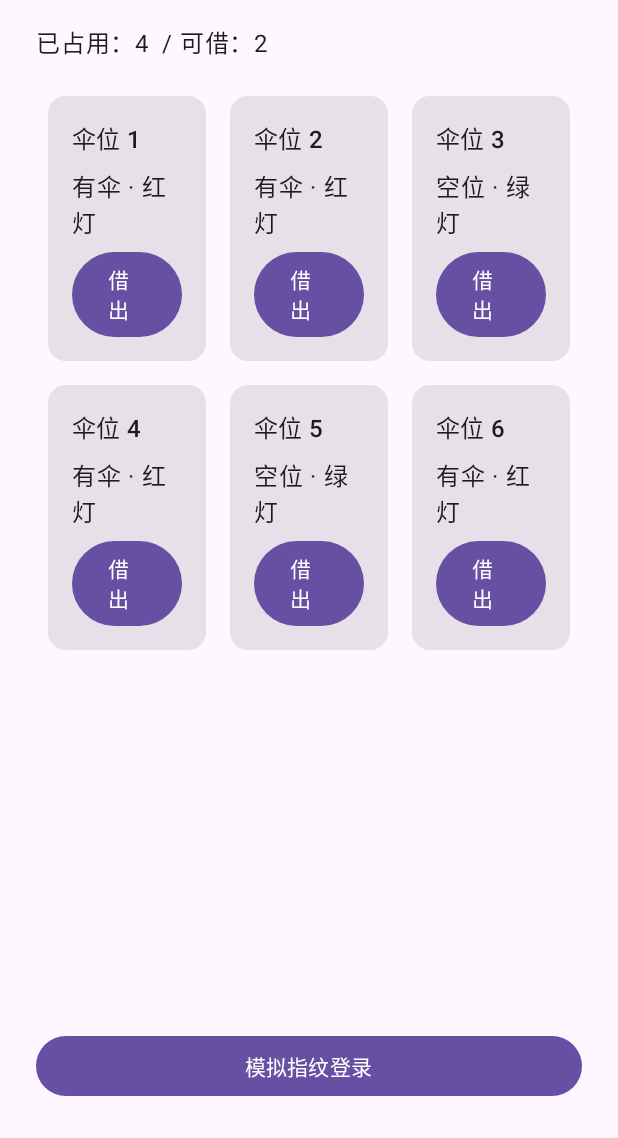
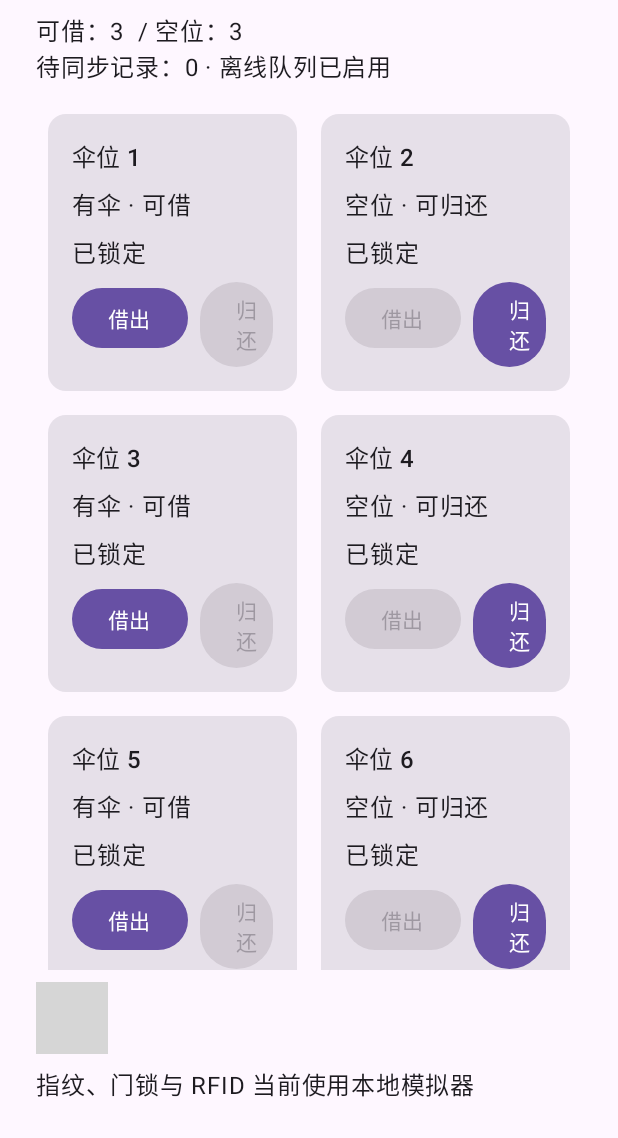
Before and after one commit to 546124/SmartUmbrella, an Android app built with Jetpack Compose: the screen it shows after launch (MainActivity), on a phone screen of 412 x 824 dp, the part 98-1236 px from its top. Run offline under Robolectric (Android 15) with nearby library versions, the phone set to English and light mode, and no system bars; our stand-ins replace Room's generated code; 2 statements that could not run were skipped; grey boxes are pictures that could not be loaded.

Commit message:
Add Room persistence, offline event queue, and simulated hardware interfaces

```diff
--- a/android/app/build.gradle.kts
+++ b/android/app/build.gradle.kts
@@ -2,6 +2,7 @@ plugins {
     alias(libs.plugins.android.application)
     alias(libs.plugins.kotlin.android)
     alias(libs.plugins.kotlin.compose)
+    alias(libs.plugins.ksp)
 }
 
 android {
@@ -13,7 +14,7 @@ android {
         minSdk = 26
         targetSdk = 35
         versionCode = 1
-        versionName = "0.1.0"
+        versionName = "0.2.0"
     }
 
     buildFeatures {
@@ -39,11 +40,10 @@ dependencies {
     implementation("androidx.compose.ui:ui")
     implementation("androidx.compose.ui:ui-tooling-preview")
     implementation("androidx.compose.material3:material3")
-    implementation("androidx.lifecycle:lifecycle-viewmodel-compose:2.8.7")
 
     implementation("androidx.room:room-runtime:2.6.1")
     implementation("androidx.room:room-ktx:2.6.1")
-    implementation("com.google.devtools.ksp:symbol-processing-api:2.0.21-1.0.28")
+    ksp("androidx.room:room-compiler:2.6.1")
 
     debugImplementation("androidx.compose.ui:ui-tooling")
 }
--- a/android/app/src/main/java/com/smartumbrella/app/MainActivity.kt
+++ b/android/app/src/main/java/com/smartumbrella/app/MainActivity.kt
@@ -20,61 +20,63 @@ import androidx.compose.material3.MaterialTheme
 import androidx.compose.material3.Surface
 import androidx.compose.material3.Text
 import androidx.compose.runtime.Composable
-import androidx.compose.runtime.mutableStateListOf
-import androidx.compose.runtime.remember
+import androidx.compose.runtime.LaunchedEffect
+import androidx.compose.runtime.collectAsState
+import androidx.compose.runtime.getValue
+import androidx.compose.runtime.rememberCoroutineScope
 import androidx.compose.ui.Modifier
 import androidx.compose.ui.unit.dp
+import com.smartumbrella.app.data.UmbrellaRepository
+import kotlinx.coroutines.launch
 
 class MainActivity : ComponentActivity() {
     override fun onCreate(savedInstanceState: Bundle?) {
         super.onCreate(savedInstanceState)
-        setContent { SmartUmbrellaTheme { UmbrellaScreen() } }
+        val repository = (application as SmartUmbrellaApplication).repository
+        setContent { SmartUmbrellaTheme { UmbrellaScreen(repository) } }
     }
 }
 
 @Composable
-fun UmbrellaScreen() {
-    val slots = remember {
-        mutableStateListOf(
-            SlotUi(1, true, false), SlotUi(2, true, false),
-            SlotUi(3, false, false), SlotUi(4, true, false),
-            SlotUi(5, false, false), SlotUi(6, true, false)
-        )
-    }
+fun UmbrellaScreen(repository: UmbrellaRepository) {
+    val slots by repository.slots.collectAsState(initial = emptyList())
+    val pending by repository.pendingSync.collectAsState(initial = emptyList())
+    val scope = rememberCoroutineScope()
+    var statusMessage by androidx.compose.runtime.remember { androidx.compose.runtime.mutableStateOf("就绪") }
+
+    LaunchedEffect(repository) { repository.initialize() }
 
     Surface(modifier = Modifier.fillMaxSize()) {
         Column(modifier = Modifier.padding(24.dp)) {
             Text("智能雨伞柜", style = MaterialTheme.typography.headlineMedium)
-            Spacer(Modifier.height(16.dp))
-            Text("已占用：${slots.count { it.occupied }}  / 可借：${slots.count { !it.occupied }}")
-            Spacer(Modifier.height(16.dp))
+            Spacer(Modifier.height(8.dp))
+            Text("可借：${slots.count { it.hasUmbrella }}  / 空位：${slots.count { !it.hasUmbrella }}")
+            Text("待同步记录：${pending.size} · 离线队列已启用")
+            Spacer(Modifier.height(12.dp))
 
-            LazyVerticalGrid(columns = GridCells.Fixed(3), modifier = Modifier.weight(1f)) {
-                items(slots) { slot ->
+            LazyVerticalGrid(columns = GridCells.Fixed(2), modifier = Modifier.weight(1f)) {
+                items(slots, key = { it.slotNumber }) { slot ->
                     Card(modifier = Modifier.padding(8.dp).fillMaxWidth()) {
                         Column(modifier = Modifier.padding(16.dp), verticalArrangement = Arrangement.spacedBy(8.dp)) {
-                            Text("伞位 ${slot.number}", style = MaterialTheme.typography.titleMedium)
-                            Text(if (slot.occupied) "有伞 · 红灯" else "空位 · 绿灯")
+                            Text("伞位 ${slot.slotNumber}", style = MaterialTheme.typography.titleMedium)
+                            Text(if (slot.hasUmbrella) "有伞 · 可借" else "空位 · 可归还")
+                            Text(if (slot.locked) "已锁定" else "已解锁")
                             Row(horizontalArrangement = Arrangement.spacedBy(8.dp)) {
-                                Button(onClick = {
-                                    val index = slots.indexOf(slot)
-                                    slots[index] = slot.copy(occupied = true)
-                                }) { Text("借出") }
-                                Button(onClick = {
-                                    val index = slots.indexOf(slot)
-                                    slots[index] = slot.copy(occupied = false)
-                                }) { Text("归还") }
+                                Button(
+                                    enabled = slot.hasUmbrella,
+                                    onClick = { scope.launch { statusMessage = repository.borrow(slot.slotNumber).message } }
+                                ) { Text("借出") }
+                                Button(
+                                    enabled = !slot.hasUmbrella,
+                                    onClick = { scope.launch { statusMessage = repository.returnUmbrella(slot.slotNumber).message } }
+                                ) { Text("归还") }
                             }
                         }
                     }
                 }
             }
-
-            Button(onClick = { /* Later: vendor fingerprint SDK */ }, modifier = Modifier.fillMaxWidth()) {
-                Text("模拟指纹登录")
-            }
+            Text(statusMessage, modifier = Modifier.padding(vertical = 8.dp))
+            Text("指纹、门锁与 RFID 当前使用本地模拟器")
         }
     }
 }
-
-data class SlotUi(val number: Int, val occupied: Boolean, val locked: Boolean)
--- a/android/app/src/main/java/com/smartumbrella/app/SmartUmbrellaApplication.kt
+++ b/android/app/src/main/java/com/smartumbrella/app/SmartUmbrellaApplication.kt
@@ -1,5 +1,12 @@
 package com.smartumbrella.app
 
 import android.app.Application
+import com.smartumbrella.app.data.UmbrellaDatabase
+import com.smartumbrella.app.data.UmbrellaRepository
+import com.smartumbrella.app.hardware.SimulatedUmbrellaHardware
 
-class SmartUmbrellaApplication : Application()
+class SmartUmbrellaApplication : Application() {
+    val repository: UmbrellaRepository by lazy {
+        UmbrellaRepository(UmbrellaDatabase.getInstance(this), SimulatedUmbrellaHardware())
+    }
+}
--- /dev/null
+++ b/android/app/src/main/java/com/smartumbrella/app/data/Entities.kt
@@ -0,0 +1,31 @@
+package com.smartumbrella.app.data
+
+import androidx.room.Entity
+import androidx.room.PrimaryKey
+
+@Entity(tableName = "umbrella_slots")
+data class UmbrellaSlotEntity(
+    @PrimaryKey val slotNumber: Int,
+    val hasUmbrella: Boolean,
+    val locked: Boolean = true,
+    val lastUpdated: Long = System.currentTimeMillis()
+)
+
+@Entity(tableName = "loan_events")
+data class LoanEventEntity(
+    @PrimaryKey(autoGenerate = true) val id: Long = 0,
+    val slotNumber: Int,
+    val action: String,
+    val hardwareTag: String? = null,
+    val occurredAt: Long = System.currentTimeMillis()
+)
+
+@Entity(tableName = "sync_queue")
+data class SyncQueueEntity(
+    @PrimaryKey(autoGenerate = true) val id: Long = 0,
+    val eventId: Long,
+    val operation: String,
+    val slotNumber: Int,
+    val createdAt: Long = System.currentTimeMillis(),
+    val synced: Boolean = false
+)
--- /dev/null
+++ b/android/app/src/main/java/com/smartumbrella/app/data/UmbrellaDao.kt
@@ -0,0 +1,40 @@
+package com.smartumbrella.app.data
+
+import androidx.room.Dao
+import androidx.room.Insert
+import androidx.room.OnConflictStrategy
+import androidx.room.Query
+import kotlinx.coroutines.flow.Flow
+
+@Dao
+interface UmbrellaDao {
+    @Query("SELECT * FROM umbrella_slots ORDER BY slotNumber")
+    fun observeSlots(): Flow<List<UmbrellaSlotEntity>>
+
+    @Query("SELECT * FROM umbrella_slots WHERE slotNumber = :slotNumber")
+    suspend fun getSlot(slotNumber: Int): UmbrellaSlotEntity?
+
+    @Query("SELECT COUNT(*) FROM umbrella_slots")
+    suspend fun slotCount(): Int
+
+    @Insert(onConflict = OnConflictStrategy.REPLACE)
+    suspend fun insertSlots(slots: List<UmbrellaSlotEntity>)
+
+    @Query("UPDATE umbrella_slots SET hasUmbrella = :hasUmbrella, locked = :locked, lastUpdated = :updatedAt WHERE slotNumber = :slotNumber")
+    suspend fun updateSlot(slotNumber: Int, hasUmbrella: Boolean, locked: Boolean, updatedAt: Long)
+
+    @Insert
+    suspend fun insertEvent(event: LoanEventEntity): Long
+
+    @Insert
+    suspend fun enqueue(item: SyncQueueEntity)
+
+    @Query("SELECT * FROM loan_events ORDER BY occurredAt DESC")
+    fun observeEvents(): Flow<List<LoanEventEntity>>
+
+    @Query("SELECT * FROM sync_queue WHERE synced = 0 ORDER BY createdAt")
+    fun observePendingSync(): Flow<List<SyncQueueEntity>>
+
+    @Query("UPDATE sync_queue SET synced = 1 WHERE id = :id")
+    suspend fun markSynced(id: Long)
+}
--- /dev/null
+++ b/android/app/src/main/java/com/smartumbrella/app/data/UmbrellaDatabase.kt
@@ -0,0 +1,27 @@
+package com.smartumbrella.app.data
+
+import android.content.Context
+import androidx.room.Database
+import androidx.room.Room
+import androidx.room.RoomDatabase
+
+@Database(
+    entities = [UmbrellaSlotEntity::class, LoanEventEntity::class, SyncQueueEntity::class],
+    version = 1,
+    exportSchema = false
+)
+abstract class UmbrellaDatabase : RoomDatabase() {
+    abstract fun umbrellaDao(): UmbrellaDao
+
+    companion object {
+        @Volatile private var instance: UmbrellaDatabase? = null
+
+        fun getInstance(context: Context): UmbrellaDatabase = instance ?: synchronized(this) {
+            instance ?: Room.databaseBuilder(
+                context.applicationContext,
+                UmbrellaDatabase::class.java,
+                "smart-umbrella.db"
+            ).build().also { instance = it }
+        }
+    }
+}
--- /dev/null
+++ b/android/app/src/main/java/com/smartumbrella/app/data/UmbrellaRepository.kt
@@ -0,0 +1,58 @@
+package com.smartumbrella.app.data
+
+import androidx.room.withTransaction
+import com.smartumbrella.app.hardware.UmbrellaHardware
+import kotlinx.coroutines.flow.Flow
+
+class UmbrellaRepository(
+    private val database: UmbrellaDatabase,
+    private val hardware: UmbrellaHardware
+) {
+    private val dao = database.umbrellaDao()
+
+    val slots: Flow<List<UmbrellaSlotEntity>> = dao.observeSlots()
+    val events: Flow<List<LoanEventEntity>> = dao.observeEvents()
+    val pendingSync: Flow<List<SyncQueueEntity>> = dao.observePendingSync()
+
+    suspend fun initialize() {
+        if (dao.slotCount() == 0) {
+            dao.insertSlots((1..6).map { UmbrellaSlotEntity(slotNumber = it, hasUmbrella = it % 2 == 1) })
+        }
+    }
+
+    suspend fun borrow(slotNumber: Int): OperationResult {
+        val slot = dao.getSlot(slotNumber) ?: return OperationResult(false, "伞位不存在")
+        if (!slot.hasUmbrella) return OperationResult(false, "该伞位当前没有可借的雨伞")
+        if (!hardware.verifyFingerprint()) return OperationResult(false, "指纹验证未通过")
+        if (!hardware.unlock(slotNumber)) return OperationResult(false, "伞柜解锁失败")
+
+        recordOperation(slotNumber, "BORROW", null)
+        return OperationResult(true, "借伞成功（模拟硬件）")
+    }
+
+    suspend fun returnUmbrella(slotNumber: Int): OperationResult {
+        val slot = dao.getSlot(slotNumber) ?: return OperationResult(false, "伞位不存在")
+        if (slot.hasUmbrella) return OperationResult(false, "该伞位已有雨伞")
+        val tag = hardware.readRfid(slotNumber) ?: return OperationResult(false, "未读取到 RFID 标签")
+        recordOperation(slotNumber, "RETURN", tag)
+        return OperationResult(true, "归还成功，已读取 $tag（模拟硬件）")
+    }
+
+    private suspend fun recordOperation(slotNumber: Int, operation: String, tag: String?) {
+        val now = System.currentTimeMillis()
+        database.withTransaction {
+            dao.updateSlot(
+                slotNumber = slotNumber,
+                hasUmbrella = operation == "RETURN",
+                locked = true,
+                updatedAt = now
+            )
+            val eventId = dao.insertEvent(
+                LoanEventEntity(slotNumber = slotNumber, action = operation, hardwareTag = tag, occurredAt = now)
+            )
+            dao.enqueue(SyncQueueEntity(eventId = eventId, operation = operation, slotNumber = slotNumber, createdAt = now))
+        }
+    }
+}
+
+data class OperationResult(val success: Boolean, val message: String)
--- /dev/null
+++ b/android/app/src/main/java/com/smartumbrella/app/hardware/UmbrellaHardware.kt
@@ -0,0 +1,15 @@
+package com.smartumbrella.app.hardware
+
+/** Replace these methods with the controller/vendor SDK adapter when hardware is available. */
+interface UmbrellaHardware {
+    suspend fun verifyFingerprint(): Boolean
+    suspend fun unlock(slotNumber: Int): Boolean
+    suspend fun readRfid(slotNumber: Int): String?
+}
+
+/** Deterministic local simulator; it does not access physical hardware or biometric data. */
+class SimulatedUmbrellaHardware : UmbrellaHardware {
+    override suspend fun verifyFingerprint(): Boolean = true
+    override suspend fun unlock(slotNumber: Int): Boolean = slotNumber in 1..6
+    override suspend fun readRfid(slotNumber: Int): String? = "SIM-RFID-$slotNumber"
+}
--- a/android/gradle/libs.versions.toml
+++ b/android/gradle/libs.versions.toml
@@ -2,8 +2,10 @@
 agp = "8.7.3"
 kotlin = "2.0.21"
 composeBom = "2024.12.01"
+ksp = "2.0.21-1.0.28"
 
 [plugins]
 android-application = { id = "com.android.application", version.ref = "agp" }
 kotlin-android = { id = "org.jetbrains.kotlin.android", version.ref = "kotlin" }
 kotlin-compose = { id = "org.jetbrains.kotlin.plugin.compose", version.ref = "kotlin" }
+ksp = { id = "com.google.devtools.ksp", version.ref = "ksp" }
```
Also changed, not shown: 1 other file.
